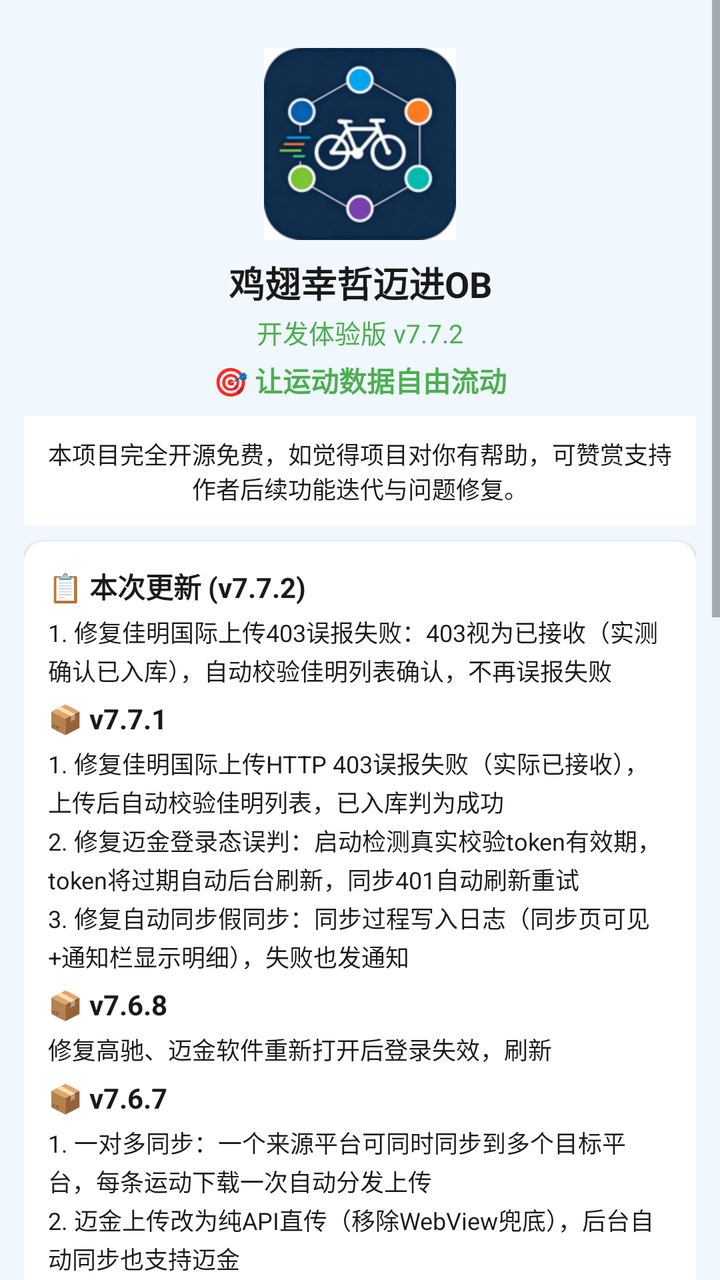
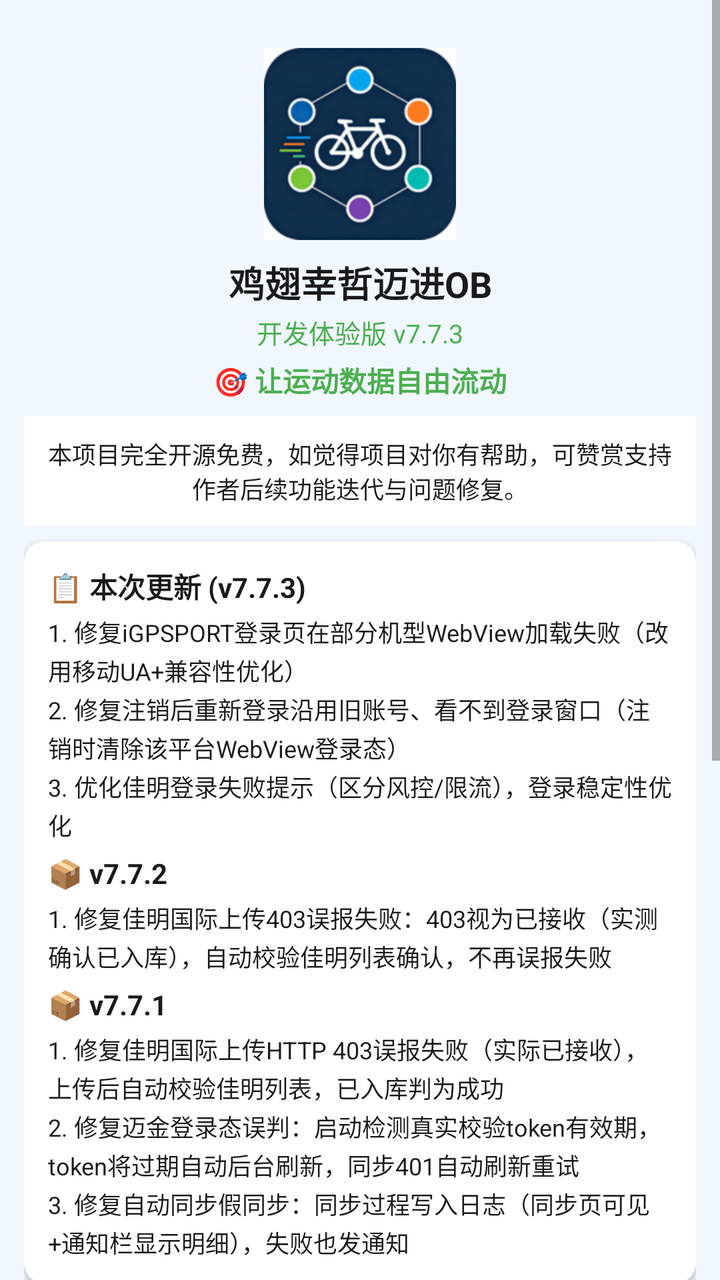

The first picture is an Android layout as it rendered before a commit; the second is the same layout after the commit. The layout source and the unified diff follow.
<!-- AndroidManifest.xml: application theme Theme.JichiOB -->
<!-- res/layout/fragment_about.xml -->
<?xml version="1.0" encoding="utf-8"?>
<ScrollView xmlns:android="http://schemas.android.com/apk/res/android"
    xmlns:app="http://schemas.android.com/apk/res-auto"
    android:layout_width="match_parent"
    android:layout_height="match_parent"
    android:background="@color/bg_light"
    android:fillViewport="true">

    <LinearLayout
        android:layout_width="match_parent"
        android:layout_height="wrap_content"
        android:orientation="vertical"
        android:padding="12dp">

        
        <ImageView
            android:layout_width="96dp"
            android:layout_height="96dp"
            android:layout_gravity="center_horizontal"
            android:layout_marginTop="12dp"
            android:src="@mipmap/ic_launcher"
            android:contentDescription="logo" />

        
        <TextView
            android:layout_width="match_parent"
            android:layout_height="wrap_content"
            android:layout_marginTop="8dp"
            android:gravity="center"
            android:text="鸡翅幸哲迈进OB"
            android:textColor="@color/text_primary"
            android:textSize="18sp"
            android:textStyle="bold" />
        <TextView
            android:layout_width="match_parent"
            android:layout_height="wrap_content"
            android:gravity="center"
            android:layout_marginTop="2dp"
            android:text="开发体验版 v7.7.2"
            android:textColor="@color/green"
            android:textSize="13sp" />
        <TextView
            android:layout_width="match_parent"
            android:layout_height="wrap_content"
            android:gravity="center"
            android:layout_marginTop="4dp"
            android:text="🎯 让运动数据自由流动"
            android:textColor="@color/green"
            android:textSize="14sp"
            android:textStyle="bold" />

        
        <TextView
            android:layout_width="match_parent"
            android:layout_height="wrap_content"
            android:layout_marginTop="8dp"
            android:padding="10dp"
            android:background="#FFFFFF"
            android:gravity="center"
            android:text="本项目完全开源免费，如觉得项目对你有帮助，可赞赏支持作者后续功能迭代与问题修复。"
            android:textColor="@color/text_primary"
            android:textSize="12sp" />

        
        <com.google.android.material.card.MaterialCardView
            android:layout_width="match_parent"
            android:layout_height="wrap_content"
            android:layout_marginTop="8dp"
            android:layout_marginBottom="6dp"
            app:cardCornerRadius="10dp"
            app:cardElevation="2dp">
            <LinearLayout android:layout_width="match_parent" android:layout_height="wrap_content" android:orientation="vertical" android:padding="12dp">
                <TextView android:layout_width="wrap_content" android:layout_height="wrap_content" android:text="📋 本次更新 (v7.7.2)" android:textSize="14sp" android:textStyle="bold" android:textColor="@color/text_primary" />
                <TextView android:layout_width="match_parent" android:layout_height="wrap_content" android:layout_marginTop="4dp" android:text="1. 修复佳明国际上传403误报失败：403视为已接收（实测确认已入库），自动校验佳明列表确认，不再误报失败" android:textSize="12sp" android:textColor="@color/text_primary" android:lineSpacingExtra="2dp" />
                <TextView android:layout_width="wrap_content" android:layout_height="wrap_content" android:layout_marginTop="6dp" android:text="📦 v7.7.1" android:textSize="14sp" android:textStyle="bold" android:textColor="@color/text_primary" />
                <TextView android:layout_width="match_parent" android:layout_height="wrap_content" android:layout_marginTop="4dp" android:text="1. 修复佳明国际上传HTTP 403误报失败（实际已接收），上传后自动校验佳明列表，已入库判为成功\n2. 修复迈金登录态误判：启动检测真实校验token有效期，token将过期自动后台刷新，同步401自动刷新重试\n3. 修复自动同步假同步：同步过程写入日志（同步页可见+通知栏显示明细），失败也发通知" android:textSize="12sp" android:textColor="@color/text_primary" android:lineSpacingExtra="2dp" />
                <TextView android:layout_width="wrap_content" android:layout_height="wrap_content" android:layout_marginTop="6dp" android:text="📦 v7.6.8" android:textSize="14sp" android:textStyle="bold" android:textColor="@color/text_primary" />
                <TextView android:layout_width="match_parent" android:layout_height="wrap_content" android:layout_marginTop="4dp" android:text="修复高驰、迈金软件重新打开后登录失效，刷新" android:textSize="12sp" android:textColor="@color/text_primary" android:lineSpacingExtra="2dp" />
                <TextView android:layout_width="wrap_content" android:layout_height="wrap_content" android:layout_marginTop="6dp" android:text="📦 v7.6.7" android:textSize="14sp" android:textStyle="bold" android:textColor="@color/text_primary" />
                <TextView android:layout_width="match_parent" android:layout_height="wrap_content" android:layout_marginTop="4dp" android:text="1. 一对多同步：一个来源平台可同时同步到多个目标平台，每条运动下载一次自动分发上传\n2. 迈金上传改为纯API直传（移除WebView兜底），后台自动同步也支持迈金\n3. 同步设置页交互优化（来源目标互斥、未登录不可选）\n4. 登录页新增注销按钮（已登录平台右上角）\n5. 百锐腾同步目标标注开发中\n6. 修复启动登录检测被异常中断问题" android:textSize="12sp" android:textColor="@color/text_primary" android:lineSpacingExtra="2dp" />
                <TextView android:layout_width="match_parent" android:layout_height="wrap_content" android:layout_marginTop="4dp" android:text="全新UI界面：浅蓝色调，操作更直观；新增1秒开屏动画；优化体验，解决一些bug" android:textSize="12sp" android:textColor="@color/text_primary" android:lineSpacingExtra="2dp" />
                <TextView android:layout_width="wrap_content" android:layout_height="wrap_content" android:layout_marginTop="6dp" android:text="📦 v7.6.5" android:textSize="14sp" android:textStyle="bold" android:textColor="@color/text_primary" />
                <TextView android:layout_width="match_parent" android:layout_height="wrap_content" android:layout_marginTop="4dp" android:text="1. 黑鸟下载改为构建标准FIT文件（替代GPX）：内置距离字段、坐标高精度、平台兼容性好\n2. 解决黑鸟数据距离不准、坐标漂移、被目标服务器拒收等问题\n3. FIT构建失败自动回退GPX，双保险" android:textSize="12sp" android:textColor="@color/text_primary" android:lineSpacingExtra="2dp" />
            </LinearLayout>
        </com.google.android.material.card.MaterialCardView>

        
        <TextView android:id="@+id/tvClubLink" android:layout_width="match_parent" android:layout_height="wrap_content" android:gravity="center" android:text="鸡翅幸哲迈进OB同步工具:开发者俱乐部" android:textColor="@color/text_primary" android:textSize="11sp" android:padding="2dp" />
        <TextView android:id="@+id/tvUpdateLink" android:layout_width="match_parent" android:layout_height="wrap_content" android:gravity="center" android:text="➠更新地址鸡翅幸哲迈进OB（开发体验版） 开发版:Github项目" android:textColor="@color/text_primary" android:textSize="11sp" android:padding="2dp" />

        
        <TextView android:layout_width="match_parent" android:layout_height="wrap_content" android:gravity="center" android:layout_marginTop="4dp" android:text="🙏 鸣谢" android:textColor="@color/text_primary" android:textSize="11sp" android:textStyle="bold" android:padding="2dp" />
        <TextView android:layout_width="match_parent" android:layout_height="wrap_content" android:gravity="center" android:text="感谢iGPSPORT、迈金、黑鸟单车、百锐腾、行者、高驰、佳明、Wahoo、Outbase为运动用户提供的数据记录与存储服务" android:textColor="@color/text_secondary" android:textSize="9sp" android:padding="1dp" />
        <TextView android:layout_width="match_parent" android:layout_height="wrap_content" android:gravity="center" android:text="感谢以下人员(均为骑行爱称)为软件测试提供的帮助：素甲粉、青岛AUV阿哲、清茶、萧、洪斌大哥、鸽子王腰果、rockozhao、胶州一哥大沽河河长赵铁柱、海参、兰兰大王、。、初夏飞雪bab、心急吃不了热豆付、青山依旧张指导、阿泽阿" android:textColor="@color/text_secondary" android:textSize="9sp" android:padding="1dp" />
        <TextView android:layout_width="match_parent" android:layout_height="wrap_content" android:gravity="center" android:text="鸣谢青岛AUV俱乐部" android:textColor="@color/text_secondary" android:textSize="9sp" android:padding="1dp" android:layout_marginBottom="4dp" />
        <TextView android:layout_width="match_parent" android:layout_height="wrap_content" android:gravity="center" android:text="如有问题，欢迎加入Outbase俱乐部跟主理人反馈。开发者:多吃两口" android:textColor="@color/text_secondary" android:textSize="10sp" android:padding="2dp" android:layout_marginBottom="8dp" />

        
        <TextView
            android:layout_width="match_parent"
            android:layout_height="wrap_content"
            android:gravity="center"
            android:layout_marginTop="4dp"
            android:text="💰 赞赏支持"
            android:textColor="@color/text_primary"
            android:textSize="14sp"
            android:textStyle="bold" />
        <LinearLayout
            android:layout_width="match_parent"
            android:layout_height="wrap_content"
            android:layout_marginTop="4dp"
            android:orientation="horizontal"
            android:gravity="center">
            <LinearLayout android:layout_width="0dp" android:layout_height="wrap_content" android:layout_weight="1" android:orientation="vertical" android:gravity="center" android:padding="4dp">
                <ImageView android:layout_width="150dp" android:layout_height="150dp" android:src="@drawable/reward_wechat" android:contentDescription="微信赞赏码" android:adjustViewBounds="true" />
                <TextView android:layout_width="wrap_content" android:layout_height="wrap_content" android:text="微信赞赏码" android:textSize="11sp" android:textColor="@color/text_secondary" android:layout_marginTop="2dp" />
            </LinearLayout>
            <LinearLayout android:layout_width="0dp" android:layout_height="wrap_content" android:layout_weight="1" android:orientation="vertical" android:gravity="center" android:padding="4dp">
                <ImageView android:layout_width="130dp" android:layout_height="wrap_content" android:src="@drawable/reward_alipay" android:contentDescription="支付宝收款码" android:adjustViewBounds="true" />
                <TextView android:layout_width="wrap_content" android:layout_height="wrap_content" android:text="支付宝收款码" android:textSize="11sp" android:textColor="@color/text_secondary" android:layout_marginTop="2dp" />
            </LinearLayout>
        </LinearLayout>
        <TextView
            android:layout_width="match_parent"
            android:layout_height="wrap_content"
            android:gravity="center"
            android:layout_marginTop="6dp"
            android:layout_marginBottom="12dp"
            android:text="本项目完全开源免费，您的赞赏将支持后续功能迭代与问题修复"
            android:textColor="@color/text_secondary"
            android:textSize="10sp" />
    </LinearLayout>
</ScrollView>
<!-- resources referenced by this layout -->
<resources>
  <color name="bg_light">#F0F7FF</color>
  <color name="green">#4CAF50</color>
  <color name="text_primary">#1A1A1A</color>
  <color name="text_secondary">#999999</color>
  <!-- drawable reward_alipay: png bitmap (drawable-nodpi, 139308 bytes) -->
  <!-- drawable reward_wechat: png bitmap (drawable-nodpi, 241727 bytes) -->
  <!-- mipmap ic_launcher: png bitmap (mipmap-hdpi, 9102 bytes) -->
  <style name="Theme.JichiOB" parent="Theme.MaterialComponents.Light.NoActionBar">
          <item name="colorPrimary">@color/primary</item>
          <item name="colorPrimaryDark">@color/primary_dark</item>
          <item name="colorAccent">@color/primary</item>
          <item name="android:statusBarColor">@color/splash_end</item>
          <item name="android:windowBackground">@color/bg_light</item>
      </style>
  <color name="primary">#1989FA</color>
  <color name="primary_dark">#0D6ED8</color>
  <color name="splash_end">#4DAAFF</color>
</resources>

<!-- the commit's change to res/layout/fragment_about.xml (unified diff, before → after) -->
@@ -36,7 +36,7 @@
             android:layout_height="wrap_content"
             android:gravity="center"
             android:layout_marginTop="2dp"
-            android:text="开发体验版 v7.7.2"
+            android:text="开发体验版 v7.7.3"
             android:textColor="@color/green"
             android:textSize="13sp" />
         <TextView
@@ -70,17 +70,12 @@
             app:cardCornerRadius="10dp"
             app:cardElevation="2dp">
             <LinearLayout android:layout_width="match_parent" android:layout_height="wrap_content" android:orientation="vertical" android:padding="12dp">
-                <TextView android:layout_width="wrap_content" android:layout_height="wrap_content" android:text="📋 本次更新 (v7.7.2)" android:textSize="14sp" android:textStyle="bold" android:textColor="@color/text_primary" />
+                <TextView android:layout_width="wrap_content" android:layout_height="wrap_content" android:text="📋 本次更新 (v7.7.3)" android:textSize="14sp" android:textStyle="bold" android:textColor="@color/text_primary" />
+                <TextView android:layout_width="match_parent" android:layout_height="wrap_content" android:layout_marginTop="4dp" android:text="1. 修复iGPSPORT登录页在部分机型WebView加载失败（改用移动UA+兼容性优化）\n2. 修复注销后重新登录沿用旧账号、看不到登录窗口（注销时清除该平台WebView登录态）\n3. 优化佳明登录失败提示（区分风控/限流），登录稳定性优化" android:textSize="12sp" android:textColor="@color/text_primary" android:lineSpacingExtra="2dp" />
+                <TextView android:layout_width="wrap_content" android:layout_height="wrap_content" android:layout_marginTop="6dp" android:text="📦 v7.7.2" android:textSize="14sp" android:textStyle="bold" android:textColor="@color/text_primary" />
                 <TextView android:layout_width="match_parent" android:layout_height="wrap_content" android:layout_marginTop="4dp" android:text="1. 修复佳明国际上传403误报失败：403视为已接收（实测确认已入库），自动校验佳明列表确认，不再误报失败" android:textSize="12sp" android:textColor="@color/text_primary" android:lineSpacingExtra="2dp" />
                 <TextView android:layout_width="wrap_content" android:layout_height="wrap_content" android:layout_marginTop="6dp" android:text="📦 v7.7.1" android:textSize="14sp" android:textStyle="bold" android:textColor="@color/text_primary" />
                 <TextView android:layout_width="match_parent" android:layout_height="wrap_content" android:layout_marginTop="4dp" android:text="1. 修复佳明国际上传HTTP 403误报失败（实际已接收），上传后自动校验佳明列表，已入库判为成功\n2. 修复迈金登录态误判：启动检测真实校验token有效期，token将过期自动后台刷新，同步401自动刷新重试\n3. 修复自动同步假同步：同步过程写入日志（同步页可见+通知栏显示明细），失败也发通知" android:textSize="12sp" android:textColor="@color/text_primary" android:lineSpacingExtra="2dp" />
-                <TextView android:layout_width="wrap_content" android:layout_height="wrap_content" android:layout_marginTop="6dp" android:text="📦 v7.6.8" android:textSize="14sp" android:textStyle="bold" android:textColor="@color/text_primary" />
-                <TextView android:layout_width="match_parent" android:layout_height="wrap_content" android:layout_marginTop="4dp" android:text="修复高驰、迈金软件重新打开后登录失效，刷新" android:textSize="12sp" android:textColor="@color/text_primary" android:lineSpacingExtra="2dp" />
-                <TextView android:layout_width="wrap_content" android:layout_height="wrap_content" android:layout_marginTop="6dp" android:text="📦 v7.6.7" android:textSize="14sp" android:textStyle="bold" android:textColor="@color/text_primary" />
-                <TextView android:layout_width="match_parent" android:layout_height="wrap_content" android:layout_marginTop="4dp" android:text="1. 一对多同步：一个来源平台可同时同步到多个目标平台，每条运动下载一次自动分发上传\n2. 迈金上传改为纯API直传（移除WebView兜底），后台自动同步也支持迈金\n3. 同步设置页交互优化（来源目标互斥、未登录不可选）\n4. 登录页新增注销按钮（已登录平台右上角）\n5. 百锐腾同步目标标注开发中\n6. 修复启动登录检测被异常中断问题" android:textSize="12sp" android:textColor="@color/text_primary" android:lineSpacingExtra="2dp" />
-                <TextView android:layout_width="match_parent" android:layout_height="wrap_content" android:layout_marginTop="4dp" android:text="全新UI界面：浅蓝色调，操作更直观；新增1秒开屏动画；优化体验，解决一些bug" android:textSize="12sp" android:textColor="@color/text_primary" android:lineSpacingExtra="2dp" />
-                <TextView android:layout_width="wrap_content" android:layout_height="wrap_content" android:layout_marginTop="6dp" android:text="📦 v7.6.5" android:textSize="14sp" android:textStyle="bold" android:textColor="@color/text_primary" />
-                <TextView android:layout_width="match_parent" android:layout_height="wrap_content" android:layout_marginTop="4dp" android:text="1. 黑鸟下载改为构建标准FIT文件（替代GPX）：内置距离字段、坐标高精度、平台兼容性好\n2. 解决黑鸟数据距离不准、坐标漂移、被目标服务器拒收等问题\n3. FIT构建失败自动回退GPX，双保险" android:textSize="12sp" android:textColor="@color/text_primary" android:lineSpacingExtra="2dp" />
             </LinearLayout>
         </com.google.android.material.card.MaterialCardView>
 
